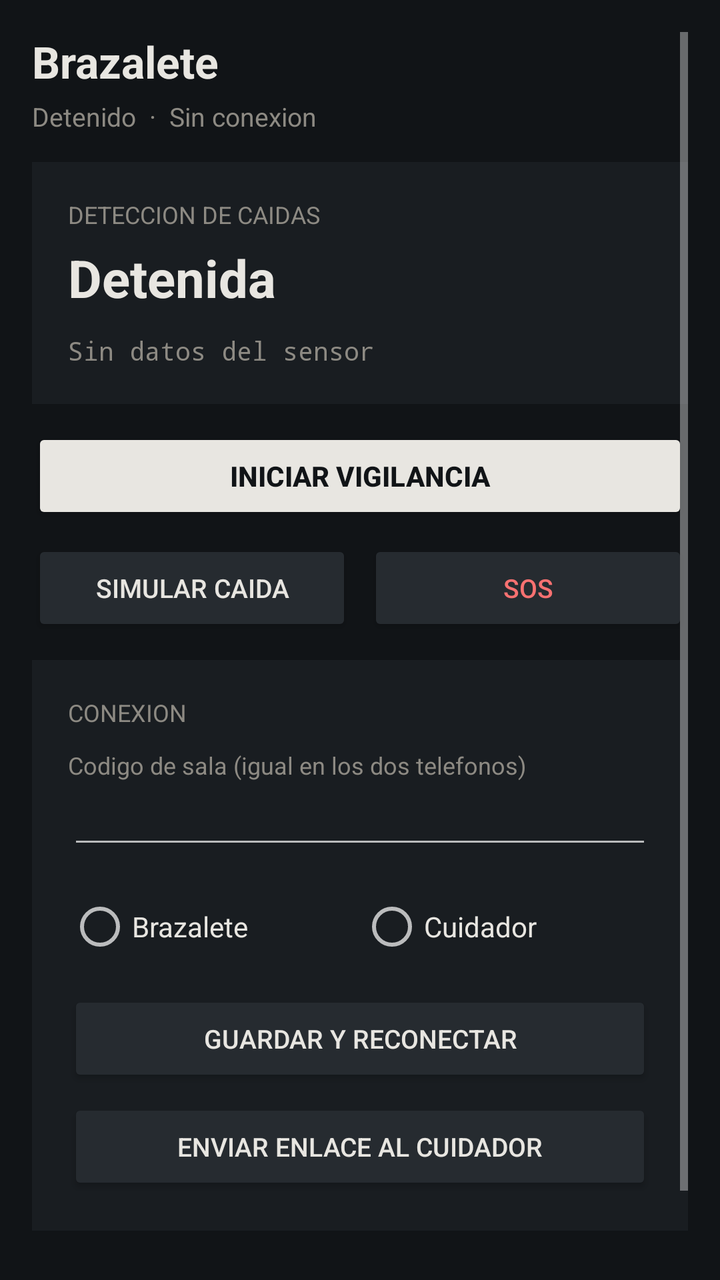
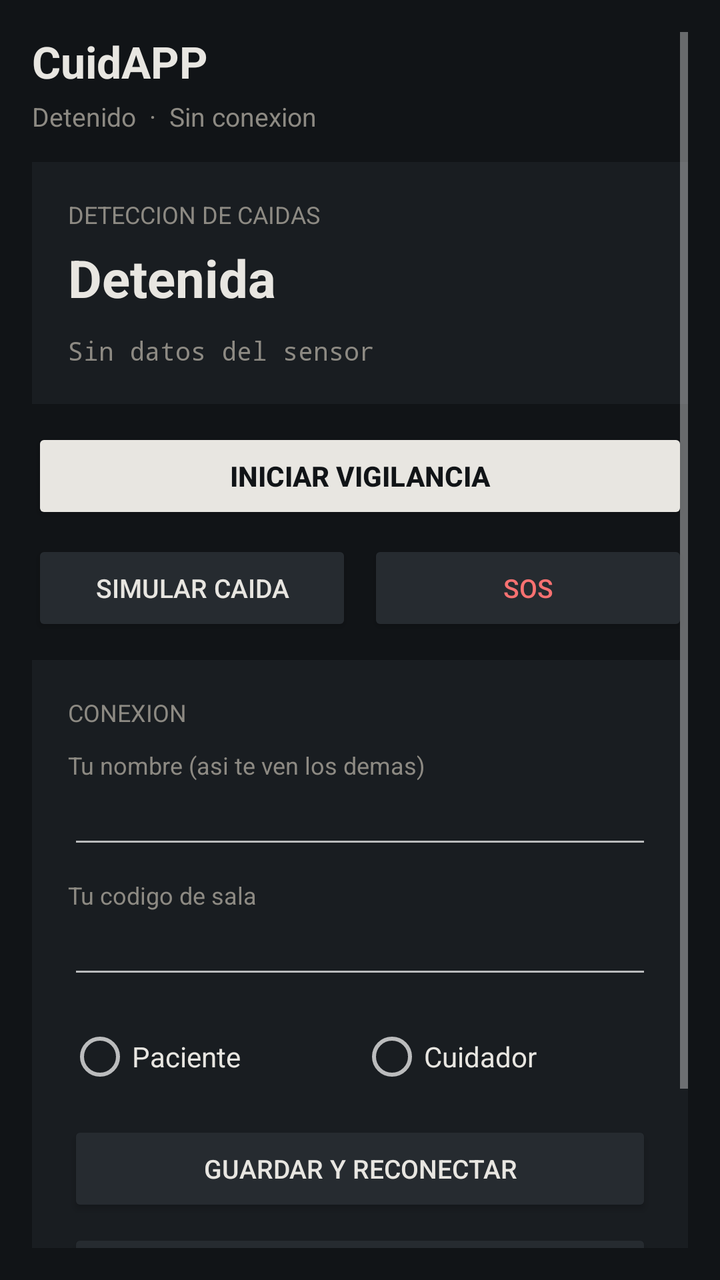

Compare the two renders of this Android layout. The source of the first and the diff that turns it into the second are given below.
<!-- AndroidManifest.xml: application theme Theme.Brazalete -->
<!-- res/layout/activity_main.xml -->
<?xml version="1.0" encoding="utf-8"?>
<FrameLayout xmlns:android="http://schemas.android.com/apk/res/android"
    android:layout_width="match_parent"
    android:layout_height="match_parent"
    android:background="@color/fondo">

    <ScrollView
        android:layout_width="match_parent"
        android:layout_height="match_parent"
        android:padding="16dp">

        <LinearLayout
            android:layout_width="match_parent"
            android:layout_height="wrap_content"
            android:orientation="vertical">

            <TextView
                android:id="@+id/titulo"
                android:layout_width="wrap_content"
                android:layout_height="wrap_content"
                android:text="Brazalete"
                android:textColor="@color/texto"
                android:textSize="22sp"
                android:textStyle="bold" />

            <TextView
                android:id="@+id/subestado"
                android:layout_width="match_parent"
                android:layout_height="wrap_content"
                android:layout_marginTop="4dp"
                android:layout_marginBottom="14dp"
                android:text="Detenido  ·  Sin conexion"
                android:textColor="@color/apagado"
                android:textSize="13sp" />

            
            <LinearLayout
                android:id="@+id/tarjetaCuidador"
                android:layout_width="match_parent"
                android:layout_height="wrap_content"
                android:layout_marginBottom="12dp"
                android:background="@color/tarjeta"
                android:orientation="vertical"
                android:padding="18dp"
                android:visibility="gone">

                <TextView
                    android:layout_width="wrap_content"
                    android:layout_height="wrap_content"
                    android:text="ESTADO DEL PACIENTE"
                    android:textColor="@color/apagado"
                    android:textSize="12sp" />

                <TextView
                    android:id="@+id/estadoPaciente"
                    android:layout_width="wrap_content"
                    android:layout_height="wrap_content"
                    android:layout_marginTop="6dp"
                    android:text="Sin datos"
                    android:textColor="@color/apagado"
                    android:textSize="26sp"
                    android:textStyle="bold" />

                <TextView
                    android:id="@+id/infoPaciente"
                    android:layout_width="match_parent"
                    android:layout_height="wrap_content"
                    android:layout_marginTop="8dp"
                    android:text="Esperando al brazalete."
                    android:textColor="@color/apagado"
                    android:textSize="13sp" />
            </LinearLayout>

            
            <LinearLayout
                android:id="@+id/tarjetaHistorial"
                android:layout_width="match_parent"
                android:layout_height="wrap_content"
                android:layout_marginBottom="12dp"
                android:background="@color/tarjeta"
                android:orientation="vertical"
                android:padding="18dp"
                android:visibility="gone">

                <TextView
                    android:layout_width="wrap_content"
                    android:layout_height="wrap_content"
                    android:text="HISTORIAL DEL PACIENTE"
                    android:textColor="@color/apagado"
                    android:textSize="12sp" />

                <TextView
                    android:id="@+id/statsHistorial"
                    android:layout_width="match_parent"
                    android:layout_height="wrap_content"
                    android:layout_marginTop="8dp"
                    android:lineSpacingExtra="4dp"
                    android:text="Sin registros todavia."
                    android:textColor="@color/texto"
                    android:textSize="14sp" />

                <Button
                    android:id="@+id/btnExportar"
                    android:layout_width="match_parent"
                    android:layout_height="wrap_content"
                    android:layout_marginTop="10dp"
                    android:backgroundTint="@color/borde"
                    android:text="Guardar historial en Descargas"
                    android:textColor="@color/texto"
                    android:textSize="13sp" />
            </LinearLayout>

            
            <LinearLayout
                android:layout_width="match_parent"
                android:layout_height="wrap_content"
                android:layout_marginBottom="12dp"
                android:background="@color/tarjeta"
                android:orientation="vertical"
                android:padding="18dp">

                <TextView
                    android:layout_width="wrap_content"
                    android:layout_height="wrap_content"
                    android:text="DETECCION DE CAIDAS"
                    android:textColor="@color/apagado"
                    android:textSize="12sp" />

                <TextView
                    android:id="@+id/estadoVig"
                    android:layout_width="wrap_content"
                    android:layout_height="wrap_content"
                    android:layout_marginTop="6dp"
                    android:text="Detenida"
                    android:textColor="@color/texto"
                    android:textSize="26sp"
                    android:textStyle="bold" />

                <TextView
                    android:id="@+id/datosSensor"
                    android:layout_width="match_parent"
                    android:layout_height="wrap_content"
                    android:layout_marginTop="10dp"
                    android:fontFamily="monospace"
                    android:text="Sin datos del sensor"
                    android:textColor="@color/apagado"
                    android:textSize="13sp" />

                <TextView
                    android:id="@+id/notaSegundoPlano"
                    android:layout_width="match_parent"
                    android:layout_height="wrap_content"
                    android:layout_marginTop="10dp"
                    android:text="Funciona con la pantalla apagada y con otras apps abiertas."
                    android:textColor="@color/verde"
                    android:textSize="12sp"
                    android:visibility="gone" />
            </LinearLayout>

            <Button
                android:id="@+id/btnVigilar"
                android:layout_width="match_parent"
                android:layout_height="wrap_content"
                android:backgroundTint="@color/texto"
                android:text="Iniciar vigilancia"
                android:textColor="@color/fondo"
                android:textStyle="bold" />

            <LinearLayout
                android:layout_width="match_parent"
                android:layout_height="wrap_content"
                android:layout_marginTop="8dp"
                android:orientation="horizontal">

                <Button
                    android:id="@+id/btnDemo"
                    android:layout_width="0dp"
                    android:layout_height="wrap_content"
                    android:layout_marginEnd="4dp"
                    android:layout_weight="1"
                    android:backgroundTint="@color/borde"
                    android:text="Simular caida"
                    android:textColor="@color/texto"
                    android:textSize="13sp" />

                <Button
                    android:id="@+id/btnSos"
                    android:layout_width="0dp"
                    android:layout_height="wrap_content"
                    android:layout_marginStart="4dp"
                    android:layout_weight="1"
                    android:backgroundTint="@color/borde"
                    android:text="SOS"
                    android:textColor="@color/rojo"
                    android:textSize="13sp" />
            </LinearLayout>

            
            <LinearLayout
                android:layout_width="match_parent"
                android:layout_height="wrap_content"
                android:layout_marginTop="12dp"
                android:background="@color/tarjeta"
                android:orientation="vertical"
                android:padding="18dp">

                <TextView
                    android:layout_width="wrap_content"
                    android:layout_height="wrap_content"
                    android:text="CONEXION"
                    android:textColor="@color/apagado"
                    android:textSize="12sp" />

                <TextView
                    android:layout_width="wrap_content"
                    android:layout_height="wrap_content"
                    android:layout_marginTop="10dp"
                    android:text="Codigo de sala (igual en los dos telefonos)"
                    android:textColor="@color/apagado"
                    android:textSize="12sp" />

                <EditText
                    android:id="@+id/campoSala"
                    android:layout_width="match_parent"
                    android:layout_height="wrap_content"
                    android:autofillHints=""
                    android:inputType="text"
                    android:textColor="@color/texto"
                    android:textSize="16sp" />

                <RadioGroup
                    android:id="@+id/grupoModo"
                    android:layout_width="match_parent"
                    android:layout_height="wrap_content"
                    android:layout_marginTop="10dp"
                    android:orientation="horizontal">

                    <RadioButton
                        android:id="@+id/modoBrazalete"
                        android:layout_width="0dp"
                        android:layout_height="wrap_content"
                        android:layout_weight="1"
                        android:text="Brazalete"
                        android:textColor="@color/texto" />

                    <RadioButton
                        android:id="@+id/modoCuidador"
                        android:layout_width="0dp"
                        android:layout_height="wrap_content"
                        android:layout_weight="1"
                        android:text="Cuidador"
                        android:textColor="@color/texto" />
                </RadioGroup>

                <Button
                    android:id="@+id/btnGuardar"
                    android:layout_width="match_parent"
                    android:layout_height="wrap_content"
                    android:layout_marginTop="8dp"
                    android:backgroundTint="@color/borde"
                    android:text="Guardar y reconectar"
                    android:textColor="@color/texto"
                    android:textSize="13sp" />

                <Button
                    android:id="@+id/btnCompartir"
                    android:layout_width="match_parent"
                    android:layout_height="wrap_content"
                    android:layout_marginTop="6dp"
                    android:backgroundTint="@color/borde"
                    android:text="Enviar enlace al cuidador"
                    android:textColor="@color/texto"
                    android:textSize="13sp" />
            </LinearLayout>

            <TextView
                android:layout_width="match_parent"
                android:layout_height="wrap_content"
                android:layout_marginTop="16dp"
                android:layout_marginBottom="24dp"
                android:gravity="center"
                android:text="Proyecto escolar. No es un dispositivo medico."
                android:textColor="@color/apagado"
                android:textSize="12sp" />
        </LinearLayout>
    </ScrollView>

    
    <LinearLayout
        android:id="@+id/pantallaAlerta"
        android:layout_width="match_parent"
        android:layout_height="match_parent"
        android:background="@color/rojoFuerte"
        android:gravity="center"
        android:orientation="vertical"
        android:padding="28dp"
        android:visibility="gone">

        <TextView
            android:id="@+id/alertaTitulo"
            android:layout_width="wrap_content"
            android:layout_height="wrap_content"
            android:gravity="center"
            android:text="Posible caida detectada"
            android:textColor="#FFFFFF"
            android:textSize="28sp"
            android:textStyle="bold" />

        <TextView
            android:id="@+id/alertaCuenta"
            android:layout_width="wrap_content"
            android:layout_height="wrap_content"
            android:layout_marginTop="12dp"
            android:text="25"
            android:textColor="#FFFFFF"
            android:textSize="64sp"
            android:textStyle="bold" />

        <TextView
            android:id="@+id/alertaTexto"
            android:layout_width="match_parent"
            android:layout_height="wrap_content"
            android:layout_marginTop="12dp"
            android:gravity="center"
            android:text="Si estas bien, cancela antes de que acabe la cuenta."
            android:textColor="#FFFFFF"
            android:textSize="16sp" />

        <TextView
            android:id="@+id/alertaDatos"
            android:layout_width="match_parent"
            android:layout_height="wrap_content"
            android:layout_marginTop="10dp"
            android:fontFamily="monospace"
            android:gravity="center"
            android:textColor="#DDFFFFFF"
            android:textSize="13sp" />

        <Button
            android:id="@+id/btnEstoyBien"
            android:layout_width="match_parent"
            android:layout_height="wrap_content"
            android:layout_marginTop="24dp"
            android:backgroundTint="#FFFFFF"
            android:text="Estoy bien, cancelar"
            android:textColor="#111417"
            android:textStyle="bold" />

        <Button
            android:id="@+id/btnLlamar"
            android:layout_width="match_parent"
            android:layout_height="wrap_content"
            android:layout_marginTop="8dp"
            android:backgroundTint="#33FFFFFF"
            android:text="Llamar a emergencias"
            android:textColor="#FFFFFF" />
    </LinearLayout>
</FrameLayout>
<!-- resources referenced by this layout -->
<resources>
  <color name="apagado">#8D8A83</color>
  <color name="borde">#262B30</color>
  <color name="fondo">#111417</color>
  <color name="rojo">#F87171</color>
  <color name="rojoFuerte">#8A1C1C</color>
  <color name="tarjeta">#191D21</color>
  <color name="texto">#E8E6E1</color>
  <color name="verde">#4ADE80</color>
  <style name="Theme.Brazalete" parent="Theme.MaterialComponents.NoActionBar">
          <item name="android:statusBarColor">@color/fondo</item>
          <item name="android:navigationBarColor">@color/fondo</item>
          <item name="android:windowBackground">@color/fondo</item>
          <item name="colorPrimary">@color/texto</item>
          <item name="colorAccent">@color/azul</item>
          <item name="android:textColor">@color/texto</item>
          <item name="android:windowLightStatusBar" tools:targetApi="m">false</item>
      </style>
  <color name="azul">#60A5FA</color>
</resources>

<!-- the commit's change to res/layout/activity_main.xml (unified diff, before → after) -->
@@ -18,7 +18,7 @@
                 android:id="@+id/titulo"
                 android:layout_width="wrap_content"
                 android:layout_height="wrap_content"
-                android:text="Brazalete"
+                android:text="CuidAPP"
                 android:textColor="@color/texto"
                 android:textSize="22sp"
                 android:textStyle="bold" />
@@ -47,27 +47,67 @@
                 <TextView
                     android:layout_width="wrap_content"
                     android:layout_height="wrap_content"
-                    android:text="ESTADO DEL PACIENTE"
-                    android:textColor="@color/apagado"
-                    android:textSize="12sp" />
-
-                <TextView
-                    android:id="@+id/estadoPaciente"
-                    android:layout_width="wrap_content"
+                    android:text="A QUIEN VIGILAS"
+                    android:textColor="@color/apagado"
+                    android:textSize="12sp" />
+
+                
+                <LinearLayout
+                    android:id="@+id/filasPacientes"
+                    android:layout_width="match_parent"
                     android:layout_height="wrap_content"
                     android:layout_marginTop="6dp"
-                    android:text="Sin datos"
-                    android:textColor="@color/apagado"
-                    android:textSize="26sp"
-                    android:textStyle="bold" />
+                    android:orientation="vertical" />
 
                 <TextView
                     android:id="@+id/infoPaciente"
                     android:layout_width="match_parent"
                     android:layout_height="wrap_content"
                     android:layout_marginTop="8dp"
-                    android:text="Esperando al brazalete."
-                    android:textColor="@color/apagado"
+                    android:text="Todavia no vigilas a nadie. Agrega a alguien con su codigo."
+                    android:textColor="@color/apagado"
+                    android:textSize="13sp" />
+
+                <LinearLayout
+                    android:layout_width="match_parent"
+                    android:layout_height="wrap_content"
+                    android:layout_marginTop="10dp"
+                    android:orientation="horizontal">
+
+                    <EditText
+                        android:id="@+id/campoNuevoNombre"
+                        android:layout_width="0dp"
+                        android:layout_height="wrap_content"
+                        android:layout_weight="1"
+                        android:autofillHints=""
+                        android:hint="Nombre"
+                        android:inputType="text"
+                        android:textColor="@color/texto"
+                        android:textColorHint="@color/apagado"
+                        android:textSize="14sp" />
+
+                    <EditText
+                        android:id="@+id/campoNuevoCodigo"
+                        android:layout_width="0dp"
+                        android:layout_height="wrap_content"
+                        android:layout_marginStart="8dp"
+                        android:layout_weight="1"
+                        android:autofillHints=""
+                        android:hint="Codigo"
+                        android:inputType="text"
+                        android:textColor="@color/texto"
+                        android:textColorHint="@color/apagado"
+                        android:textSize="14sp" />
+                </LinearLayout>
+
+                <Button
+                    android:id="@+id/btnAgregarPaciente"
+                    android:layout_width="match_parent"
+                    android:layout_height="wrap_content"
+                    android:layout_marginTop="6dp"
+                    android:backgroundTint="@color/borde"
+                    android:text="Agregar persona"
+                    android:textColor="@color/texto"
                     android:textSize="13sp" />
             </LinearLayout>
 
@@ -215,7 +255,24 @@
                     android:layout_width="wrap_content"
                     android:layout_height="wrap_content"
                     android:layout_marginTop="10dp"
-                    android:text="Codigo de sala (igual en los dos telefonos)"
+                    android:text="Tu nombre (asi te ven los demas)"
+                    android:textColor="@color/apagado"
+                    android:textSize="12sp" />
+
+                <EditText
+                    android:id="@+id/campoNombre"
+                    android:layout_width="match_parent"
+                    android:layout_height="wrap_content"
+                    android:autofillHints=""
+                    android:inputType="textPersonName"
+                    android:textColor="@color/texto"
+                    android:textSize="16sp" />
+
+                <TextView
+                    android:layout_width="wrap_content"
+                    android:layout_height="wrap_content"
+                    android:layout_marginTop="10dp"
+                    android:text="Tu codigo de sala"
                     android:textColor="@color/apagado"
                     android:textSize="12sp" />
 
@@ -240,7 +297,7 @@
                         android:layout_width="0dp"
                         android:layout_height="wrap_content"
                         android:layout_weight="1"
-                        android:text="Brazalete"
+                        android:text="Paciente"
                         android:textColor="@color/texto" />
 
                     <RadioButton
